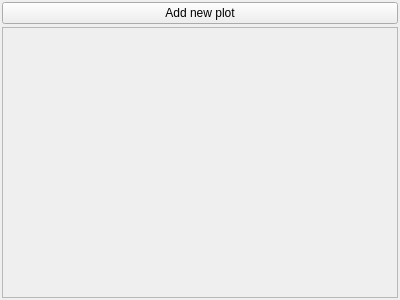
This is ui/plot_editor_widget.ui in zkovari/plotlyst as Qt 5 draws it before an edit. The edited form follows.
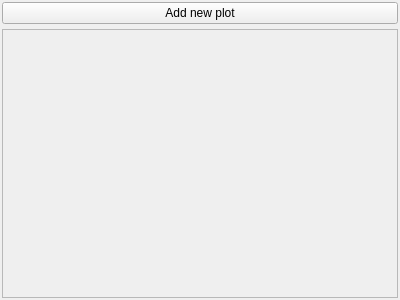
This is the edited form. Custom widgets are drawn as their Qt base class.

Commit message: increase spacing

What changed in the file:
```diff
--- a/ui/plot_editor_widget.ui
+++ b/ui/plot_editor_widget.ui
@@ -21,7 +21,7 @@
   </property>
   <layout class="QVBoxLayout" name="verticalLayout">
    <property name="spacing">
-    <number>3</number>
+    <number>5</number>
    </property>
    <property name="leftMargin">
     <number>2</number>
@@ -53,7 +53,7 @@
         <x>0</x>
         <y>0</y>
         <width>386</width>
-        <height>269</height>
+        <height>267</height>
        </rect>
       </property>
       <property name="sizePolicy">
```
